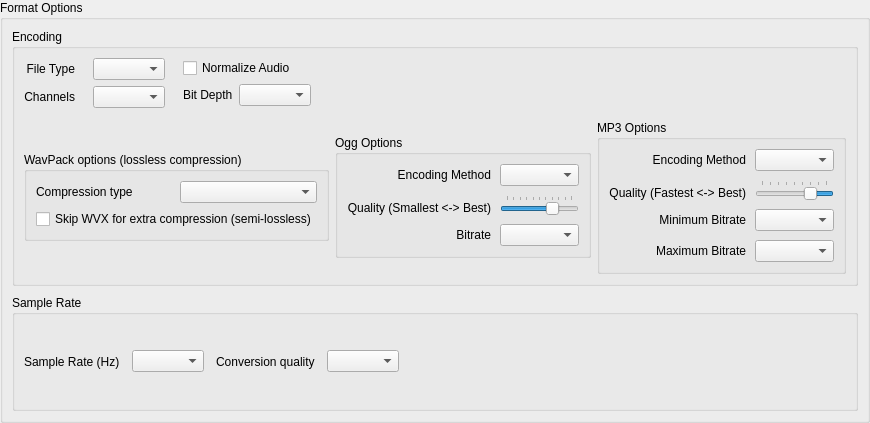
GitMirroring/traverso, file src/traverso/widgets/ExportFormatOptionsWidget.ui: the form before one commit.
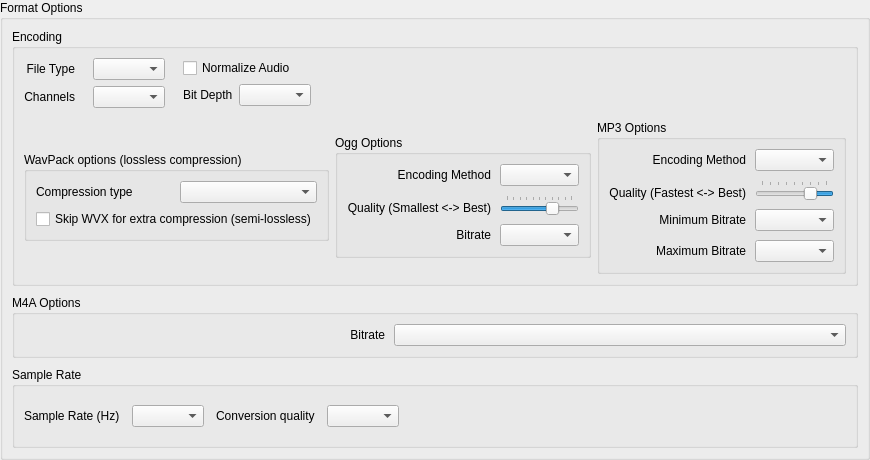
The form after the commit.

The edit to the form file:
```diff
--- a/src/traverso/widgets/ExportFormatOptionsWidget.ui
+++ b/src/traverso/widgets/ExportFormatOptionsWidget.ui
@@ -647,6 +647,65 @@
         </layout>
        </widget>
       </item>
+           <item>
+            <widget class="QGroupBox" name="m4aOptionsGroupBox" >
+             <property name="sizePolicy" >
+              <sizepolicy vsizetype="Maximum" hsizetype="Preferred" >
+               <horstretch>0</horstretch>
+               <verstretch>0</verstretch>
+              </sizepolicy>
+             </property>
+             <property name="title" >
+              <string>M4A Options</string>
+             </property>
+             <layout class="QGridLayout" >
+              <property name="leftMargin" >
+               <number>9</number>
+              </property>
+              <property name="topMargin" >
+               <number>9</number>
+              </property>
+              <property name="rightMargin" >
+               <number>9</number>
+              </property>
+              <property name="bottomMargin" >
+               <number>9</number>
+              </property>
+              <property name="horizontalSpacing" >
+               <number>9</number>
+              </property>
+              <property name="verticalSpacing" >
+               <number>9</number>
+              </property>
+              <item row="0" column="0" >
+               <widget class="QLabel" name="m4aBitrateLabel" >
+                <property name="sizePolicy" >
+                 <sizepolicy vsizetype="Preferred" hsizetype="Preferred" >
+                  <horstretch>4</horstretch>
+                  <verstretch>0</verstretch>
+                 </sizepolicy>
+                </property>
+                <property name="text" >
+                 <string>Bitrate</string>
+                </property>
+                <property name="alignment" >
+                 <set>Qt::AlignRight|Qt::AlignTrailing|Qt::AlignVCenter</set>
+                </property>
+               </widget>
+              </item>
+              <item row="0" column="1" >
+               <widget class="QComboBox" name="m4aBitrateComboBox" >
+                <property name="sizePolicy" >
+                 <sizepolicy vsizetype="Fixed" hsizetype="Expanding" >
+                  <horstretch>5</horstretch>
+                  <verstretch>0</verstretch>
+                 </sizepolicy>
+                </property>
+               </widget>
+              </item>
+             </layout>
+            </widget>
+           </item>
       <item>
        <widget class="QGroupBox" name="groupBox">
         <property name="sizePolicy">
```
